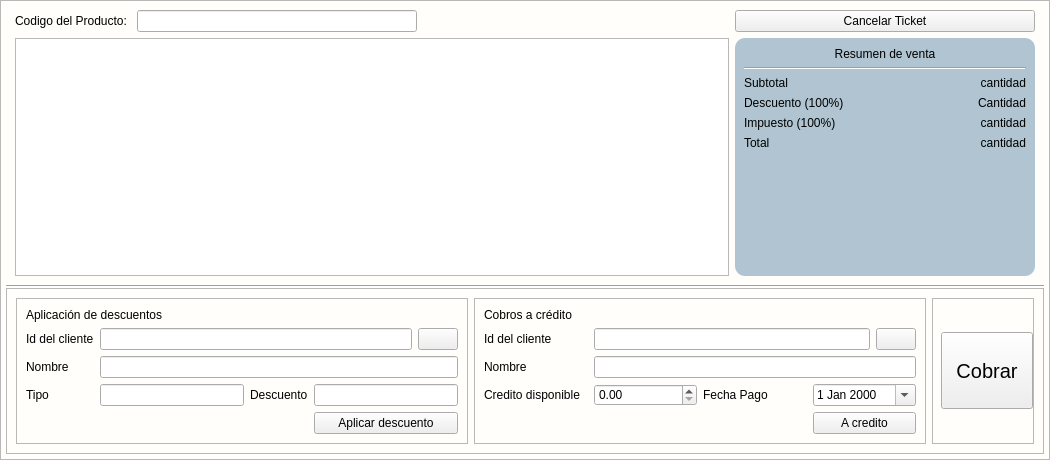
LAngelVp/software-punto-de-venta, file app/View/UserInterfaceUi/UI_CONTROL_VENTA.ui: the form before one commit.
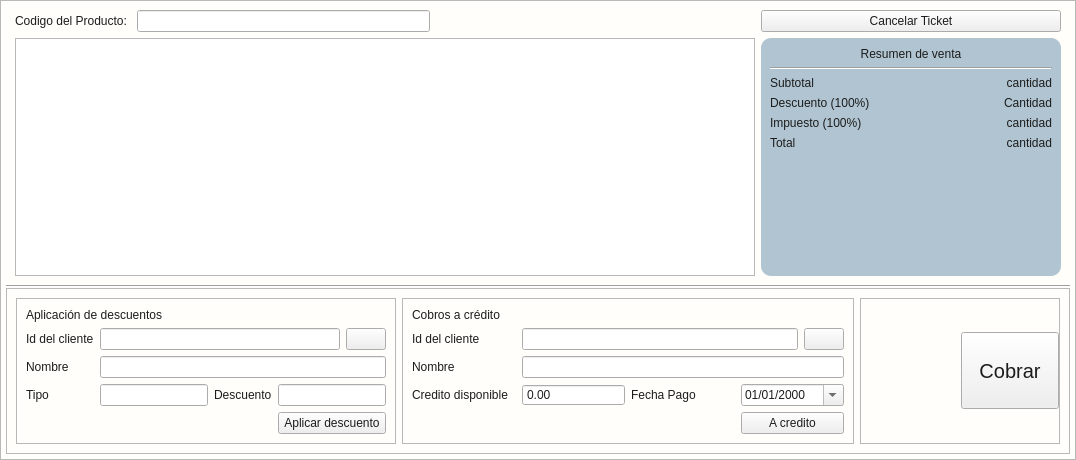
The form after the commit. Icons and pictures are not drawn.

Patch:
```diff
--- a/app/View/UserInterfaceUi/UI_CONTROL_VENTA.ui
+++ b/app/View/UserInterfaceUi/UI_CONTROL_VENTA.ui
@@ -6,7 +6,7 @@
    <rect>
     <x>0</x>
     <y>0</y>
-    <width>1050</width>
+    <width>1076</width>
     <height>460</height>
    </rect>
   </property>
@@ -14,7 +14,8 @@
    <string>Form</string>
   </property>
   <property name="styleSheet">
-   <string notr="true">#Venta{
+   <string notr="true">*{color: #1d1c1c;}
+#Venta{
 background: #fffefb;
 }
 #contenedor_controlcentral{
@@ -27,6 +28,7 @@
 }
 [objectName*=&quot;contenedor&quot;]{
 background: #fffefb;
+border:none;
 }
 [objectName*=&quot;etiqueta_&quot;]{
 font-size: 14px;
@@ -87,86 +89,108 @@
 
 /*------TABLA-----*/
 [objectName*=&quot;tabla_&quot;] {
-    border:1px solid;
+    font-family: Arial;
+    font-size: 14px;
+background: #F5F5F5;
 }
-[objectName*=&quot;tabla_&quot;] QTableView::item {
-    border-bottom: 1px solid #ff5733; /* Color del borde inferior */
-}
-[objectName*=&quot;tabla_&quot;] QScrollBar:vertical {
-    border: 1px solid gray;
-    background: #023375;
-    width: 5px;
-border-radius:2px;
-    margin: 22px 0 22px 0; 
-}
 
-[objectName*=&quot;tabla_&quot;] QScrollBar::handle:vertical {
-    background: #023375; /* Color del &quot;manejador&quot; */
-    min-height: 20px;  /* Altura mínima del manejador */
-}
-
-[objectName*=&quot;tabla_&quot;] QScrollBar::add-line:vertical,
-[objectName*=&quot;tabla_&quot;] QScrollBar::sub-line:vertical {
-background-color:none;
-}
-
-[objectName*=&quot;tabla_&quot;] QScrollBar::handle:horizontal {
-    background: #023375;  /* Color del &quot;manejador&quot; horizontal */
-    height: 5px;  /* Altura de la barra horizontal */
-	border-radius: 2px;
-}
-
-[objectName*=&quot;tabla_&quot;] QScrollBar:horizontal {
-    background: #023375;
-    height: 5px;  /* Altura de la barra */
-	border-radius: 2px;
-}
+/* Encabezados de la tabla */
 [objectName*=&quot;tabla_&quot;] QHeaderView::section {
-    background: #023375;  /* Color de fondo de los encabezados */
-    color: white;  /* Color del texto */
-    padding: 5px;  /* Espaciado interno */
-    border: none;  /* Sin borde en los encabezados */
+    background-color: #023375;
+    color: white;
+    font-family: &quot;Arial&quot;;
+    font-size: 16px;
+    padding: 5px;
+    border: 1px solid gray;
 }
 
+/* Encabezado horizontal */
 [objectName*=&quot;tabla_&quot;] QHeaderView::horizontal {
-    background: #023375;  /* Color de fondo de los encabezados horizontales */
-    color: white;  /* Color del texto */
-border:none;
+    background-color: #023375;
+    color: white;
 }
 
+/* Encabezado vertical */
 [objectName*=&quot;tabla_&quot;] QHeaderView::vertical {
-    background: #023375;  /* Color de fondo de los encabezados verticales */
-    color: white;  /* Color del texto */
-border:none;
+    background-color: #023375;
+    color: white;
 }
-[objectName^=&quot;fecha_&quot;]{
+
+
+[objectName*=&quot;fecha_&quot;]{
 border: none;
 border-bottom: 1px solid #3b3c3d;
 border-radius: 5px;
 padding: 2px;
 background-color: #f5f4f1;
-font-size: 12px;
-width:87px;
+font-size: 14px;
+min-width:100px;
 }
-*[objectName^=&quot;fecha_&quot;]::drop-down{
+*[objectName*=&quot;fecha_&quot;]::drop-down{
 subcontrol-origin: padding;
 subcontrol-position: top right;
 padding-right:5px;
 width: 20%;
 border-left-width: 1px;
-border-radius: 5px;
-background-color: #f5f4f1;
+borde-radius: 5px;
+background-color: #F5F5F5;
 }
-*[objectName^=&quot;fecha_&quot;]::down-arrow{
+*[objectName*=&quot;fecha_&quot;]::down-arrow{
 image: url(:/Icons/Bootstrap/calendar2-date.svg);
 width: 17%;
 height: 17%;
 padding-left:5px;
 padding-right:5px;
+background: #F5F5F5;
 }
-*[objectName^=&quot;fecha_&quot;]::focus{
+*[objectName*=&quot;fecha_&quot;]::focus{
 border-bottom: 2px solid #00668c;
 }
+QCalendarWidget QWidget#qt_calendar_navigationbar {
+    background-color: #00668c;
+    color: white;
+    border-top-left-radius: 5px;
+    border-top-right-radius: 5px;
+}
+
+/* BOTONES DE NAVEGACIÓN */
+QCalendarWidget QToolButton {
+    background-color: transparent;
+    color: white;
+    font-weight: bold;
+    padding: 5px;
+}
+
+/* DESPLEGABLE DE MESES */
+QCalendarWidget QMenu {
+    background-color: #FFFFFF;
+    border: 1px solid #3b3c3d;
+}
+
+/* DÍAS DE LA SEMANA */
+QCalendarWidget QWidget#qt_calendar_weekdaybar {
+    background-color: #f5f4f1;
+    color: #3b3c3d;
+}
+
+/* DÍAS DEL MES */
+QCalendarWidget QAbstractItemView:enabled {
+    background-color: #FFFFFF;
+    color: #1d1c1c;
+    selection-background-color: #00668c;  /* Color al seleccionar fecha */
+    selection-color: white;
+}
+
+/* DÍAS DE OTROS MESES */
+QCalendarWidget QAbstractItemView:disabled {
+    color: #AAAAAA;
+}
+
+/* EFECTO HOVER SOBRE DÍAS */
+QCalendarWidget QAbstractItemView::item:hover {
+    background-color: #e1f0f7;
+    color: #1d1c1c;
+}
 
 *[objectName*=&quot;numerodecimal_&quot;]{
 background-color: rgb(245, 244, 241);
@@ -212,10 +236,10 @@
    <item row="0" column="0">
     <widget class="QFrame" name="contenedor_general">
      <property name="frameShape">
-      <enum>QFrame::StyledPanel</enum>
+      <enum>QFrame::Shape::StyledPanel</enum>
      </property>
      <property name="frameShadow">
-      <enum>QFrame::Raised</enum>
+      <enum>QFrame::Shadow::Raised</enum>
      </property>
      <layout class="QGridLayout" name="gridLayout_3">
       <property name="leftMargin">
@@ -268,7 +292,7 @@
          <item row="0" column="3">
           <spacer name="horizontalSpacer">
            <property name="orientation">
-            <enum>Qt::Horizontal</enum>
+            <enum>Qt::Orientation::Horizontal</enum>
            </property>
            <property name="sizeHint" stdset="0">
             <size>
@@ -288,16 +312,16 @@
          <item row="0" column="1">
           <widget class="QLineEdit" name="txt_buscarproducto"/>
          </item>
-         <item row="3" column="4" alignment="Qt::AlignHCenter">
+         <item row="3" column="4" alignment="Qt::AlignmentFlag::AlignHCenter">
           <widget class="QFrame" name="contenedor_detallesventa">
            <property name="styleSheet">
             <string notr="true"/>
            </property>
            <property name="frameShape">
-            <enum>QFrame::StyledPanel</enum>
+            <enum>QFrame::Shape::StyledPanel</enum>
            </property>
            <property name="frameShadow">
-            <enum>QFrame::Raised</enum>
+            <enum>QFrame::Shadow::Raised</enum>
            </property>
            <layout class="QFormLayout" name="formLayout">
             <item row="0" column="0" colspan="2">
@@ -306,14 +330,14 @@
                <string>Resumen de venta</string>
               </property>
               <property name="alignment">
-               <set>Qt::AlignCenter</set>
+               <set>Qt::AlignmentFlag::AlignCenter</set>
               </property>
              </widget>
             </item>
             <item row="1" column="0" colspan="2">
              <widget class="Line" name="line_2">
               <property name="orientation">
-               <enum>Qt::Horizontal</enum>
+               <enum>Qt::Orientation::Horizontal</enum>
               </property>
              </widget>
             </item>
@@ -330,7 +354,7 @@
                <string>cantidad</string>
               </property>
               <property name="alignment">
-               <set>Qt::AlignRight|Qt::AlignTrailing|Qt::AlignVCenter</set>
+               <set>Qt::AlignmentFlag::AlignRight|Qt::AlignmentFlag::AlignTrailing|Qt::AlignmentFlag::AlignVCenter</set>
               </property>
              </widget>
             </item>
@@ -347,7 +371,7 @@
                <string>Cantidad</string>
               </property>
               <property name="alignment">
-               <set>Qt::AlignRight|Qt::AlignTrailing|Qt::AlignVCenter</set>
+               <set>Qt::AlignmentFlag::AlignRight|Qt::AlignmentFlag::AlignTrailing|Qt::AlignmentFlag::AlignVCenter</set>
               </property>
              </widget>
             </item>
@@ -364,7 +388,7 @@
                <string>cantidad</string>
               </property>
               <property name="alignment">
-               <set>Qt::AlignRight|Qt::AlignTrailing|Qt::AlignVCenter</set>
+               <set>Qt::AlignmentFlag::AlignRight|Qt::AlignmentFlag::AlignTrailing|Qt::AlignmentFlag::AlignVCenter</set>
               </property>
              </widget>
             </item>
@@ -381,7 +405,7 @@
                <string>cantidad</string>
               </property>
               <property name="alignment">
-               <set>Qt::AlignRight|Qt::AlignTrailing|Qt::AlignVCenter</set>
+               <set>Qt::AlignmentFlag::AlignRight|Qt::AlignmentFlag::AlignTrailing|Qt::AlignmentFlag::AlignVCenter</set>
               </property>
              </widget>
             </item>
@@ -397,17 +421,17 @@
       <item row="2" column="0">
        <widget class="QFrame" name="contenedor_controlesinferior">
         <property name="frameShape">
-         <enum>QFrame::StyledPanel</enum>
+         <enum>QFrame::Shape::StyledPanel</enum>
         </property>
         <property name="frameShadow">
-         <enum>QFrame::Raised</enum>
+         <enum>QFrame::Shadow::Raised</enum>
         </property>
         <layout class="QHBoxLayout" name="horizontalLayout">
          <item>
-          <widget class="QFrame" name="contenedordescuentosaplicardescuento">
+          <widget class="QFrame" name="contenedor_descuentosaplicardescuento">
            <property name="minimumSize">
             <size>
-             <width>452</width>
+             <width>0</width>
              <height>0</height>
             </size>
            </property>
@@ -418,10 +442,10 @@
             </size>
            </property>
            <property name="frameShape">
-            <enum>QFrame::StyledPanel</enum>
+            <enum>QFrame::Shape::StyledPanel</enum>
            </property>
            <property name="frameShadow">
-            <enum>QFrame::Raised</enum>
+            <enum>QFrame::Shadow::Raised</enum>
            </property>
            <layout class="QGridLayout" name="gridLayout_5">
             <item row="0" column="0" colspan="3">
@@ -512,7 +536,7 @@
           <widget class="QFrame" name="contenedor_creditos">
            <property name="minimumSize">
             <size>
-             <width>452</width>
+             <width>450</width>
              <height>0</height>
             </size>
            </property>
@@ -523,10 +547,10 @@
             </size>
            </property>
            <property name="frameShape">
-            <enum>QFrame::StyledPanel</enum>
+            <enum>QFrame::Shape::StyledPanel</enum>
            </property>
            <property name="frameShadow">
-            <enum>QFrame::Raised</enum>
+            <enum>QFrame::Shadow::Raised</enum>
            </property>
            <layout class="QGridLayout" name="gridLayout_8">
             <item row="0" column="0" colspan="2">
@@ -561,7 +585,14 @@
              </widget>
             </item>
             <item row="3" column="1">
-             <widget class="QDoubleSpinBox" name="numerodecimal_cantidadcredito"/>
+             <widget class="QDoubleSpinBox" name="numerodecimal_cantidadcredito">
+              <property name="buttonSymbols">
+               <enum>QAbstractSpinBox::ButtonSymbols::NoButtons</enum>
+              </property>
+              <property name="maximum">
+               <double>10000000000000000000000.000000000000000</double>
+              </property>
+             </widget>
             </item>
             <item row="3" column="2">
              <widget class="QLabel" name="etiqueta_fechapago">
@@ -572,6 +603,9 @@
             </item>
             <item row="3" column="3">
              <widget class="QDateEdit" name="fecha_fechapagocredito">
+              <property name="displayFormat">
+               <string>dd/MM/yyyy</string>
+              </property>
               <property name="calendarPopup">
                <bool>true</bool>
               </property>
@@ -623,10 +657,10 @@
          <item>
           <widget class="QFrame" name="contenedor_btn_cobrar">
            <property name="frameShape">
-            <enum>QFrame::StyledPanel</enum>
+            <enum>QFrame::Shape::StyledPanel</enum>
            </property>
            <property name="frameShadow">
-            <enum>QFrame::Raised</enum>
+            <enum>QFrame::Shadow::Raised</enum>
            </property>
            <layout class="QGridLayout" name="gridLayout_7">
             <property name="leftMargin">
@@ -647,7 +681,7 @@
             <item row="0" column="0">
              <spacer name="horizontalSpacer_2">
               <property name="orientation">
-               <enum>Qt::Horizontal</enum>
+               <enum>Qt::Orientation::Horizontal</enum>
               </property>
               <property name="sizeHint" stdset="0">
                <size>
@@ -676,10 +710,10 @@
                </size>
               </property>
               <property name="popupMode">
-               <enum>QToolButton::InstantPopup</enum>
+               <enum>QToolButton::ToolButtonPopupMode::InstantPopup</enum>
               </property>
               <property name="toolButtonStyle">
-               <enum>Qt::ToolButtonTextUnderIcon</enum>
+               <enum>Qt::ToolButtonStyle::ToolButtonTextUnderIcon</enum>
               </property>
               <property name="autoRaise">
                <bool>false</bool>
@@ -695,7 +729,7 @@
       <item row="1" column="0">
        <widget class="Line" name="line">
         <property name="orientation">
-         <enum>Qt::Horizontal</enum>
+         <enum>Qt::Orientation::Horizontal</enum>
         </property>
        </widget>
       </item>
```
